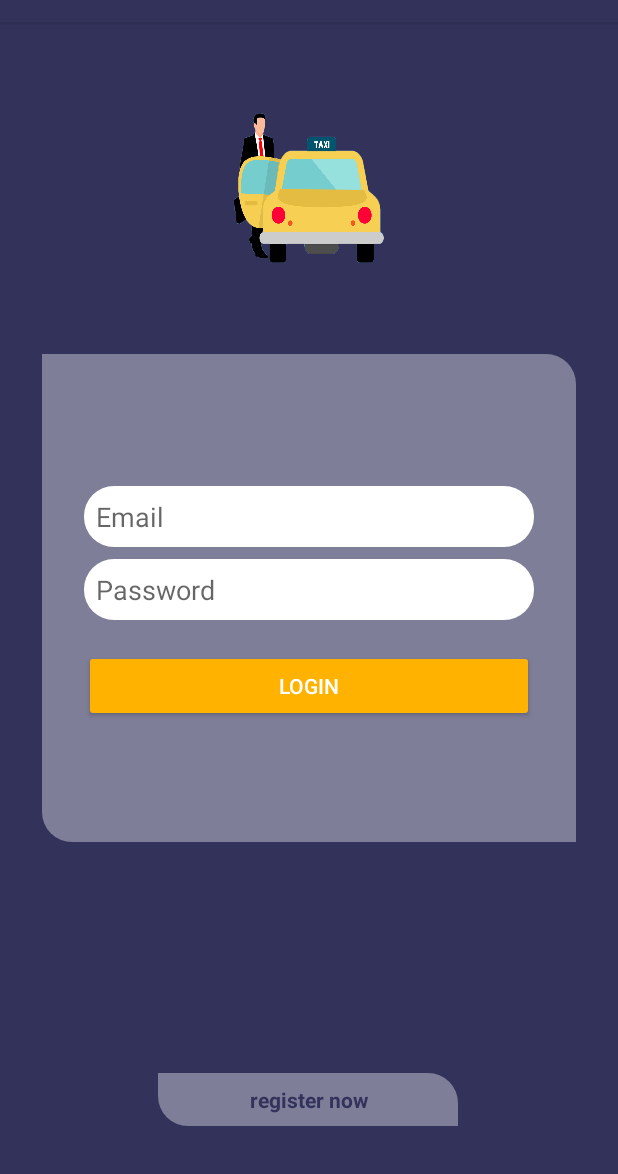
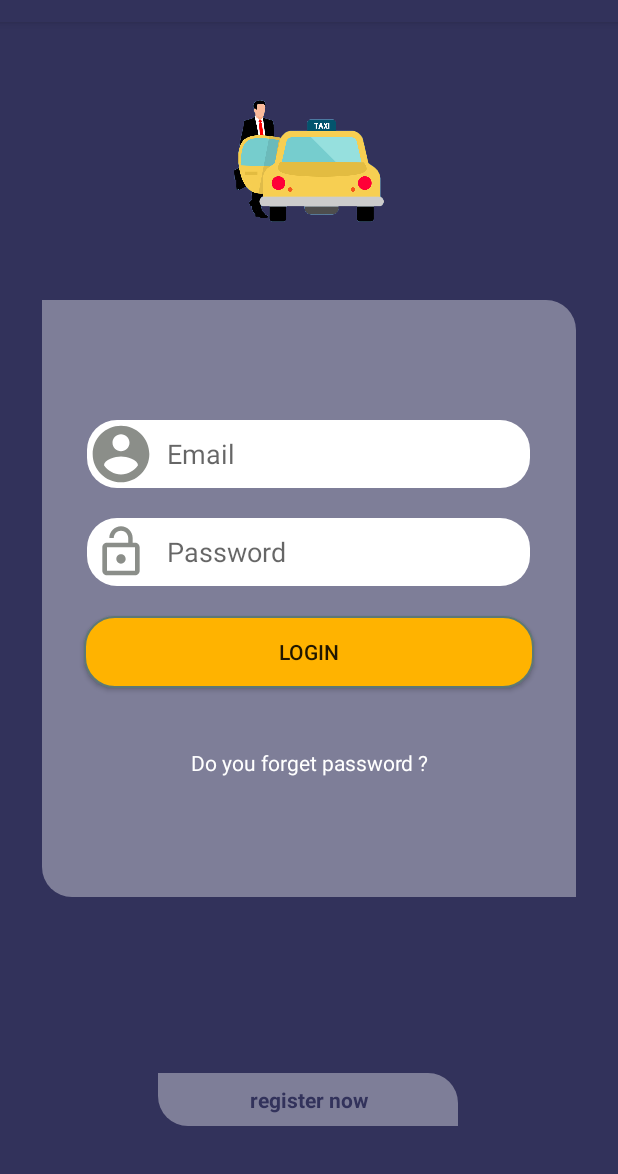
Before and after one commit to Sido2021/TaxiLik, an Android app: the screen it shows after launch (LoginActivity), on a phone screen of 412 x 824 dp, the part 62-1236 px from its top. Run offline under Robolectric (Android 15) with nearby library versions, the phone set to English and light mode, and no system bars; our stand-ins replace Volley.

Commit message:
new update login design , location client , cars location

```diff
--- a/app/build.gradle
+++ b/app/build.gradle
@@ -29,6 +29,8 @@ dependencies {
     implementation 'androidx.appcompat:appcompat:1.2.0'
     implementation 'androidx.constraintlayout:constraintlayout:2.0.4'
     implementation 'com.google.android.gms:play-services-maps:17.0.0'
+    implementation 'com.google.android.gms:play-services-location:17.1.0'
+    implementation 'androidx.fragment:fragment:1.2.5'
     testImplementation 'junit:junit:4.12'
     androidTestImplementation 'androidx.test.ext:junit:1.1.2'
     androidTestImplementation 'androidx.test.espresso:espresso-core:3.3.0'
--- a/app/src/main/java/com/taxilik/LoginActivity.java
+++ b/app/src/main/java/com/taxilik/LoginActivity.java
@@ -26,9 +26,6 @@ import java.util.HashMap;
 import java.util.Map;
 
 public class LoginActivity extends AppCompatActivity {
-        String toto;
-
-    String hello ;
     String URL_LOGIN = "https://omega-store.000webhostapp.com/login3.php";
     EditText editTextEmail,editTextPassword;
     Button loginButton;
--- a/app/src/main/java/com/taxilik/RegistrationActivity.java
+++ b/app/src/main/java/com/taxilik/RegistrationActivity.java
@@ -30,7 +30,6 @@ public class RegistrationActivity extends AppCompatActivity {
     String firstName ,lastName , phoneNumber , email,password,passwordConfirmation;
     ProgressDialog pdDialog;
     String URL_REGISTER = "https://omega-store.000webhostapp.com/register.php";
-    int count = 1 ;
 
     @Override
     protected void onCreate(Bundle savedInstanceState) {
--- a/app/src/main/java/com/taxilik/SplashScreen.java
+++ b/app/src/main/java/com/taxilik/SplashScreen.java
@@ -10,15 +10,20 @@ public class SplashScreen extends AppCompatActivity {
 
     String is_signed_in="";
     SharedPreferences mPreferences;
+    String sharedprofFile="com.protocoderspoint.registration_login";
+    SharedPreferences.Editor preferencesEditor;
+
     @Override
     protected void onCreate(Bundle savedInstanceState) {
         super.onCreate(savedInstanceState);
         setContentView(R.layout.splash_screen);
 
+        mPreferences=getSharedPreferences(sharedprofFile,MODE_PRIVATE);
+        preferencesEditor = mPreferences.edit();
         is_signed_in = mPreferences.getString("issignedin","false");
         if(is_signed_in.equals("true"))
         {
-            Intent i = new Intent(this,MainActivity.class);
+            Intent i = new Intent(this,LoginActivity.class);
             startActivity(i);
         }
         else {
--- /dev/null
+++ b/app/src/main/res/drawable/background_button_gold.xml
@@ -0,0 +1,24 @@
+<?xml version="1.0" encoding="utf-8"?>
+<selector xmlns:android="http://schemas.android.com/apk/res/android" >
+    <item android:state_pressed="true" >
+        <shape android:shape="rectangle"  >
+            <corners android:radius="20dp" />
+            <stroke android:width="1dp" android:color="#5e7974" />
+            <gradient android:angle="-90" android:startColor="@color/colorAccent" android:endColor="@color/colorAccent"  />
+        </shape>
+    </item>
+    <item android:state_focused="true">
+        <shape android:shape="rectangle"  >
+            <corners android:radius="20dp" />
+            <stroke android:width="1dp" android:color="#5e7974" />
+            <solid android:color="@color/colorAccent"/>
+        </shape>
+    </item>
+    <item >
+        <shape android:shape="rectangle"  >
+            <corners android:radius="20dp" />
+            <stroke android:width="1dp" android:color="#5e7974" />
+            <gradient android:angle="-90" android:startColor="@color/colorAccent" android:endColor="@color/colorAccent" />
+        </shape>
+    </item>
+</selector>
--- /dev/null
+++ b/app/src/main/res/drawable/ic_lock_open_gray.xml
@@ -0,0 +1,5 @@
+<vector android:height="24dp" android:tint="#8B8E89"
+    android:viewportHeight="24" android:viewportWidth="24"
+    android:width="24dp" xmlns:android="http://schemas.android.com/apk/res/android">
+    <path android:fillColor="@android:color/white" android:pathData="M12,17c1.1,0 2,-0.9 2,-2s-0.9,-2 -2,-2 -2,0.9 -2,2 0.9,2 2,2zM18,8h-1L17,6c0,-2.76 -2.24,-5 -5,-5S7,3.24 7,6h1.9c0,-1.71 1.39,-3.1 3.1,-3.1 1.71,0 3.1,1.39 3.1,3.1v2L6,8c-1.1,0 -2,0.9 -2,2v10c0,1.1 0.9,2 2,2h12c1.1,0 2,-0.9 2,-2L20,10c0,-1.1 -0.9,-2 -2,-2zM18,20L6,20L6,10h12v10z"/>
+</vector>
--- /dev/null
+++ b/app/src/main/res/drawable/ic_user_gray.xml
@@ -0,0 +1,5 @@
+<vector android:height="24dp" android:tint="#8B8E89"
+    android:viewportHeight="24" android:viewportWidth="24"
+    android:width="24dp" xmlns:android="http://schemas.android.com/apk/res/android">
+    <path android:fillColor="@android:color/white" android:pathData="M12,2C6.48,2 2,6.48 2,12s4.48,10 10,10 10,-4.48 10,-10S17.52,2 12,2zM12,5c1.66,0 3,1.34 3,3s-1.34,3 -3,3 -3,-1.34 -3,-3 1.34,-3 3,-3zM12,19.2c-2.5,0 -4.71,-1.28 -6,-3.22 0.03,-1.99 4,-3.08 6,-3.08 1.99,0 5.97,1.09 6,3.08 -1.29,1.94 -3.5,3.22 -6,3.22z"/>
+</vector>
--- a/app/src/main/res/layout/activity_login.xml
+++ b/app/src/main/res/layout/activity_login.xml
@@ -10,7 +10,7 @@
     <ImageView
         android:layout_width="100dp"
         android:layout_height="100dp"
-        android:background="@drawable/icon2"
+        android:src="@drawable/icon2"
         app:layout_constraintBottom_toTopOf="@+id/linearLayout"
         app:layout_constraintEnd_toEndOf="parent"
         app:layout_constraintStart_toStartOf="parent"
@@ -33,37 +33,71 @@
         app:layout_constraintTop_toTopOf="parent">
 
 
-
+    <LinearLayout
+        android:layout_width="wrap_content"
+        android:layout_height="wrap_content"
+        android:gravity="center"
+        android:layout_marginLeft="8dp"
+        android:layout_marginRight="8dp"
+        android:background="@drawable/background_text_white"
+        android:orientation="horizontal">
+        <ImageView
+            android:layout_width="45dp"
+            android:layout_height="45dp"
+            android:src="@drawable/ic_user_gray" />
         <EditText
             android:id="@+id/edit_text_email"
-            android:layout_width="300dp"
+            android:layout_width="250dp"
             android:layout_height="wrap_content"
-            android:layout_marginLeft="8dp"
-            android:layout_marginTop="8dp"
-            android:layout_marginRight="8dp"
-            android:background="@drawable/background_text_white"
+            android:gravity="center_vertical"
+            android:background="@android:color/transparent"
             android:hint="Email"
             android:padding="8dp" />
+    </LinearLayout>
+    <LinearLayout
+        android:layout_width="wrap_content"
+        android:layout_height="wrap_content"
+        android:gravity="center"
+        android:layout_marginLeft="8dp"
+        android:layout_marginTop="20dp"
+        android:layout_marginRight="8dp"
+        android:background="@drawable/background_text_white"
+        android:orientation="horizontal">
+        <ImageView
+            android:layout_width="45dp"
+            android:layout_height="45dp"
+            android:src="@drawable/ic_lock_open_gray"
+            android:padding="4dp"/>
         <EditText
             android:id="@+id/edit_text_password"
-            android:layout_width="300dp"
+            android:layout_width="250dp"
             android:layout_height="wrap_content"
-            android:layout_marginLeft="8dp"
-            android:layout_marginTop="8dp"
-            android:layout_marginRight="8dp"
-            android:background="@drawable/background_text_white"
+            android:background="@android:color/transparent"
             android:hint="Password"
+            android:inputType="textPassword"
             android:minWidth="200dp"
             android:padding="8dp" />
+    </LinearLayout>
+
         <Button
             android:id="@+id/button_login"
-            style="@style/Widget.AppCompat.Button.Colored"
             android:layout_width="300dp"
             android:layout_height="wrap_content"
             android:layout_marginLeft="8dp"
             android:layout_marginTop="20dp"
             android:layout_marginRight="8dp"
+            android:background="@drawable/background_button_gold"
             android:text="Login" />
+
+        <TextView
+            android:layout_width="300dp"
+            android:layout_height="wrap_content"
+            android:layout_marginLeft="8dp"
+            android:layout_marginTop="40dp"
+            android:layout_marginRight="8dp"
+            android:gravity="center"
+            android:textColor="@android:color/white"
+            android:text="Do you forget password ?" />
 
     </LinearLayout>
 
--- a/app/src/main/res/layout/activity_maps.xml
+++ b/app/src/main/res/layout/fragment_maps.xml
@@ -1,9 +1,8 @@
 <?xml version="1.0" encoding="utf-8"?>
 <fragment xmlns:android="http://schemas.android.com/apk/res/android"
-    xmlns:map="http://schemas.android.com/apk/res-auto"
     xmlns:tools="http://schemas.android.com/tools"
     android:id="@+id/map"
     android:name="com.google.android.gms.maps.SupportMapFragment"
     android:layout_width="match_parent"
     android:layout_height="match_parent"
-    tools:context=".MapsActivity" />
+    tools:context=".MapsFragment" />
```
Also changed, not shown: app/src/main/AndroidManifest.xml (+5 -7 lines), app/src/main/java/com/taxilik/MainActivity.java (+6 -3 lines), app/src/main/java/com/taxilik/MapsActivity.java (deleted, +0 -46 lines), app/src/main/java/com/taxilik/MapsFragment.java (added, +176 -0 lines), app/src/main/res/layout/activity_main.xml (+10 -0 lines).
